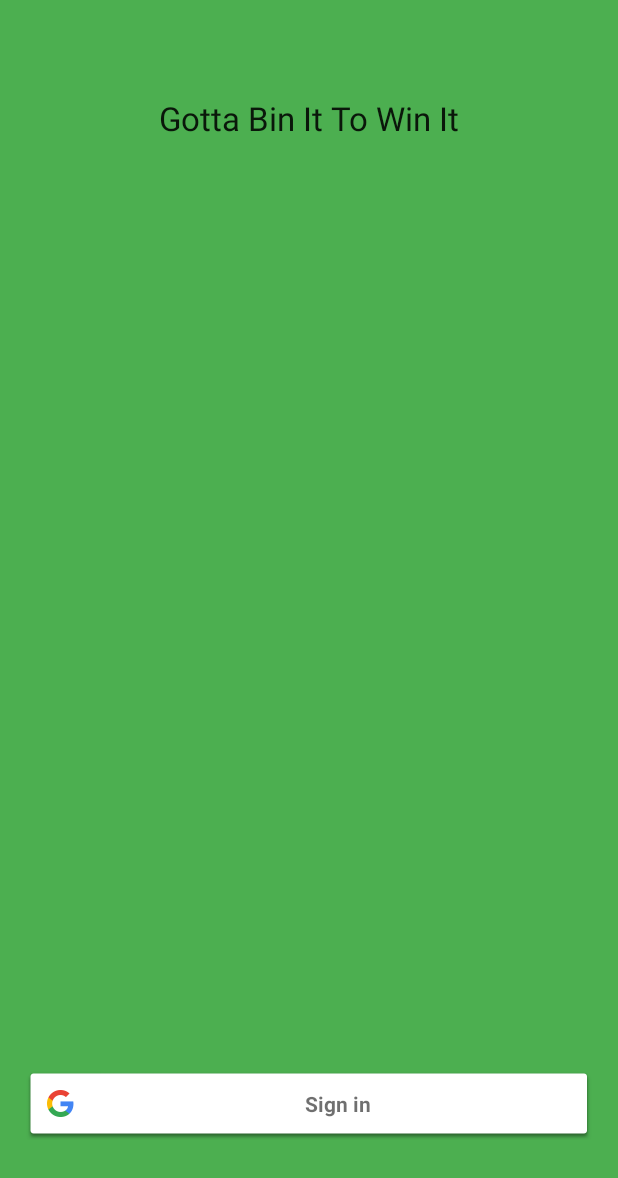
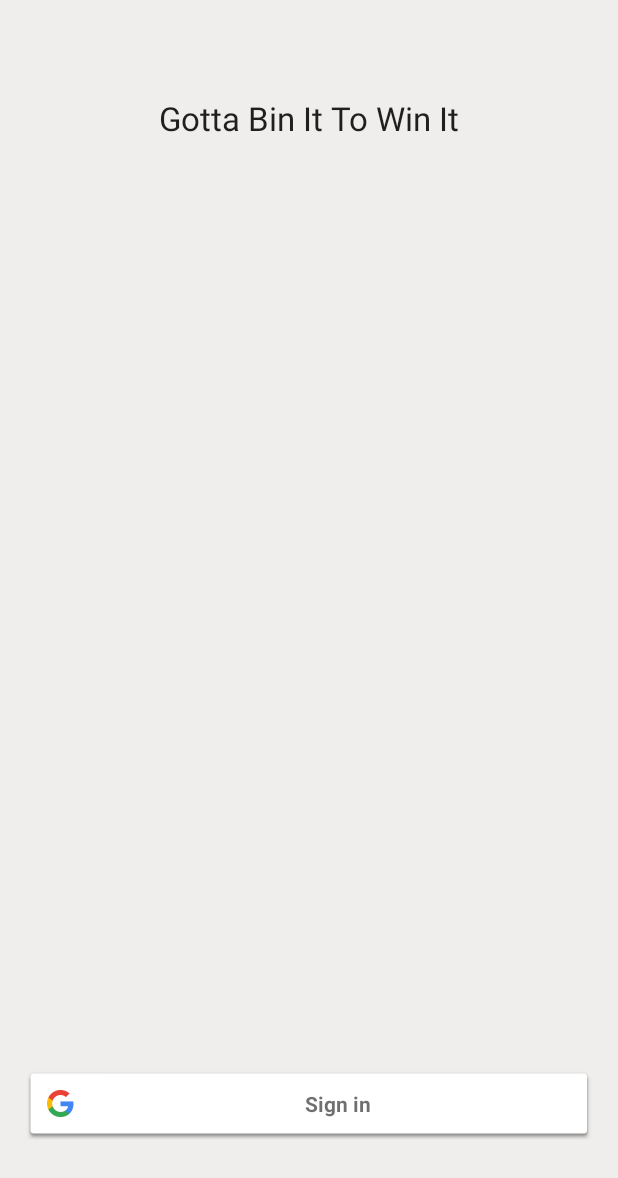
Before and after one commit to GovHackPeople/GottaBinItToWinIt, an Android app: the screen it shows after launch (LaunchActivity), after a tap on "Sign in", on a phone screen of 412 x 824 dp. Shown: the top 1178 px of the screen. Run offline under Robolectric (Android 15) with nearby library versions, the phone set to English and light mode, and no system bars; our stand-ins replace Firebase (no records; nobody signed in at launch, a user with empty details on screens opened directly).

Commit message:
Updated splash background

```diff
--- a/android/app/src/main/res/layout/activity_launch.xml
+++ b/android/app/src/main/res/layout/activity_launch.xml
@@ -7,7 +7,7 @@
     android:paddingLeft="@dimen/activity_horizontal_margin"
     android:paddingRight="@dimen/activity_horizontal_margin"
     android:paddingTop="@dimen/activity_launch_vertical_margin"
-    android:background="@color/colorPrimary"
+    android:background="@color/colorLauncherBackground"
     tools:context=".LaunchActivity"
     android:orientation="vertical">
 
--- a/android/app/src/main/res/values/colors.xml
+++ b/android/app/src/main/res/values/colors.xml
@@ -3,4 +3,5 @@
     <color name="colorPrimary">#4CAF50</color>
     <color name="colorPrimaryDark">#388E3C</color>
     <color name="colorAccent">#FF9800</color>
+    <color name="colorLauncherBackground">#F0EEEC</color>
 </resources>
```
